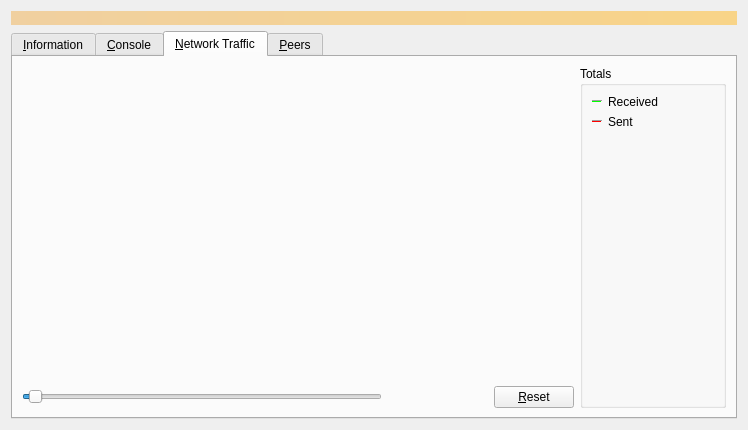
Old version of the form src/qt/forms/debugwindow.ui in the repository belovachap/RePeer.
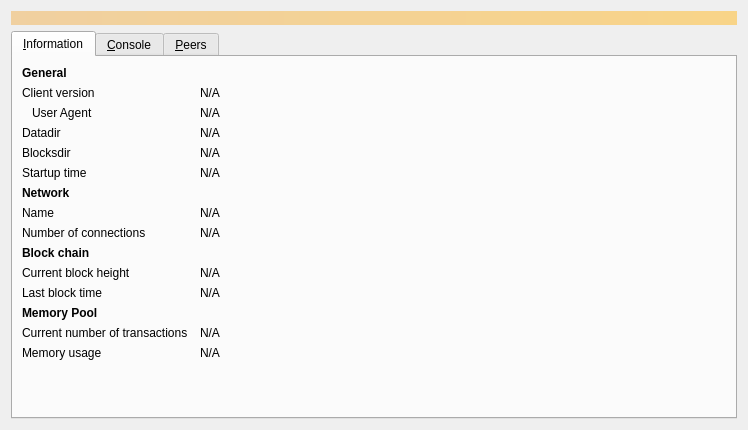
New version of the form. The open tabs and pages were chosen to show the change. Icons and pictures are not drawn. Custom widgets are drawn as their Qt base class.

Commit message: feat: remove Network Traffic tab from debug window

```diff
--- a/src/qt/forms/debugwindow.ui
+++ b/src/qt/forms/debugwindow.ui
@@ -568,259 +568,6 @@
        </item>
       </layout>
      </widget>
-     <widget class="QWidget" name="tab_nettraffic">
-      <attribute name="title">
-       <string>&amp;Network Traffic</string>
-      </attribute>
-      <layout class="QHBoxLayout" name="horizontalLayout_3">
-       <item>
-        <layout class="QVBoxLayout" name="verticalLayout_4">
-         <item>
-          <widget class="TrafficGraphWidget" name="trafficGraph" native="true">
-           <property name="sizePolicy">
-            <sizepolicy hsizetype="Expanding" vsizetype="Expanding">
-             <horstretch>0</horstretch>
-             <verstretch>0</verstretch>
-            </sizepolicy>
-           </property>
-          </widget>
-         </item>
-         <item>
-          <layout class="QHBoxLayout" name="horizontalLayout_2">
-           <item>
-            <widget class="QSlider" name="sldGraphRange">
-             <property name="minimum">
-              <number>1</number>
-             </property>
-             <property name="maximum">
-              <number>288</number>
-             </property>
-             <property name="pageStep">
-              <number>12</number>
-             </property>
-             <property name="value">
-              <number>6</number>
-             </property>
-             <property name="orientation">
-              <enum>Qt::Horizontal</enum>
-             </property>
-            </widget>
-           </item>
-           <item>
-            <widget class="QLabel" name="lblGraphRange">
-             <property name="minimumSize">
-              <size>
-               <width>100</width>
-               <height>0</height>
-              </size>
-             </property>
-             <property name="alignment">
-              <set>Qt::AlignCenter</set>
-             </property>
-            </widget>
-           </item>
-           <item>
-            <widget class="QPushButton" name="btnClearTrafficGraph">
-             <property name="text">
-              <string>&amp;Reset</string>
-             </property>
-             <property name="autoDefault">
-              <bool>false</bool>
-             </property>
-            </widget>
-           </item>
-          </layout>
-         </item>
-        </layout>
-       </item>
-       <item>
-        <layout class="QVBoxLayout" name="verticalLayout">
-         <item>
-          <widget class="QGroupBox" name="groupBox">
-           <property name="title">
-            <string>Totals</string>
-           </property>
-           <layout class="QVBoxLayout" name="verticalLayout_5">
-            <item>
-             <layout class="QHBoxLayout" name="horizontalLayout_4">
-              <item>
-               <widget class="Line" name="line">
-                <property name="sizePolicy">
-                 <sizepolicy hsizetype="Fixed" vsizetype="Fixed">
-                  <horstretch>0</horstretch>
-                  <verstretch>0</verstretch>
-                 </sizepolicy>
-                </property>
-                <property name="minimumSize">
-                 <size>
-                  <width>10</width>
-                  <height>0</height>
-                 </size>
-                </property>
-                <property name="palette">
-                 <palette>
-                  <active>
-                   <colorrole role="Light">
-                    <brush brushstyle="SolidPattern">
-                     <color alpha="255">
-                      <red>0</red>
-                      <green>255</green>
-                      <blue>0</blue>
-                     </color>
-                    </brush>
-                   </colorrole>
-                  </active>
-                  <inactive>
-                   <colorrole role="Light">
-                    <brush brushstyle="SolidPattern">
-                     <color alpha="255">
-                      <red>0</red>
-                      <green>255</green>
-                      <blue>0</blue>
-                     </color>
-                    </brush>
-                   </colorrole>
-                  </inactive>
-                  <disabled>
-                   <colorrole role="Light">
-                    <brush brushstyle="SolidPattern">
-                     <color alpha="255">
-                      <red>0</red>
-                      <green>255</green>
-                      <blue>0</blue>
-                     </color>
-                    </brush>
-                   </colorrole>
-                  </disabled>
-                 </palette>
-                </property>
-                <property name="orientation">
-                 <enum>Qt::Horizontal</enum>
-                </property>
-               </widget>
-              </item>
-              <item>
-               <widget class="QLabel" name="label_16">
-                <property name="text">
-                 <string>Received</string>
-                </property>
-               </widget>
-              </item>
-              <item>
-               <widget class="QLabel" name="lblBytesIn">
-                <property name="minimumSize">
-                 <size>
-                  <width>50</width>
-                  <height>0</height>
-                 </size>
-                </property>
-                <property name="alignment">
-                 <set>Qt::AlignRight|Qt::AlignTrailing|Qt::AlignVCenter</set>
-                </property>
-               </widget>
-              </item>
-             </layout>
-            </item>
-            <item>
-             <layout class="QHBoxLayout" name="horizontalLayout_5">
-              <item>
-               <widget class="Line" name="line_2">
-                <property name="sizePolicy">
-                 <sizepolicy hsizetype="Fixed" vsizetype="Fixed">
-                  <horstretch>0</horstretch>
-                  <verstretch>0</verstretch>
-                 </sizepolicy>
-                </property>
-                <property name="minimumSize">
-                 <size>
-                  <width>10</width>
-                  <height>0</height>
-                 </size>
-                </property>
-                <property name="palette">
-                 <palette>
-                  <active>
-                   <colorrole role="Light">
-                    <brush brushstyle="SolidPattern">
-                     <color alpha="255">
-                      <red>255</red>
-                      <green>0</green>
-                      <blue>0</blue>
-                     </color>
-                    </brush>
-                   </colorrole>
-                  </active>
-                  <inactive>
-                   <colorrole role="Light">
-                    <brush brushstyle="SolidPattern">
-                     <color alpha="255">
-                      <red>255</red>
-                      <green>0</green>
-                      <blue>0</blue>
-                     </color>
-                    </brush>
-                   </colorrole>
-                  </inactive>
-                  <disabled>
-                   <colorrole role="Light">
-                    <brush brushstyle="SolidPattern">
-                     <color alpha="255">
-                      <red>255</red>
-                      <green>0</green>
-                      <blue>0</blue>
-                     </color>
-                    </brush>
-                   </colorrole>
-                  </disabled>
-                 </palette>
-                </property>
-                <property name="orientation">
-                 <enum>Qt::Horizontal</enum>
-                </property>
-               </widget>
-              </item>
-              <item>
-               <widget class="QLabel" name="label_17">
-                <property name="text">
-                 <string>Sent</string>
-                </property>
-               </widget>
-              </item>
-              <item>
-               <widget class="QLabel" name="lblBytesOut">
-                <property name="minimumSize">
-                 <size>
-                  <width>50</width>
-                  <height>0</height>
-                 </size>
-                </property>
-                <property name="alignment">
-                 <set>Qt::AlignRight|Qt::AlignTrailing|Qt::AlignVCenter</set>
-                </property>
-               </widget>
-              </item>
-             </layout>
-            </item>
-            <item>
-             <spacer name="verticalSpacer_4">
-              <property name="orientation">
-               <enum>Qt::Vertical</enum>
-              </property>
-              <property name="sizeHint" stdset="0">
-               <size>
-                <width>20</width>
-                <height>407</height>
-               </size>
-              </property>
-             </spacer>
-            </item>
-           </layout>
-          </widget>
-         </item>
-        </layout>
-       </item>
-      </layout>
-     </widget>
      <widget class="QWidget" name="tab_peers">
       <attribute name="title">
        <string>&amp;Peers</string>
@@ -1656,17 +1403,6 @@
    </item>
   </layout>
  </widget>
- <customwidgets>
-  <customwidget>
-   <class>TrafficGraphWidget</class>
-   <extends>QWidget</extends>
-   <header>qt/trafficgraphwidget.h</header>
-   <container>1</container>
-   <slots>
-    <slot>clear()</slot>
-   </slots>
-  </customwidget>
- </customwidgets>
  <resources>
   <include location="../bitcoin.qrc"/>
  </resources>
```
